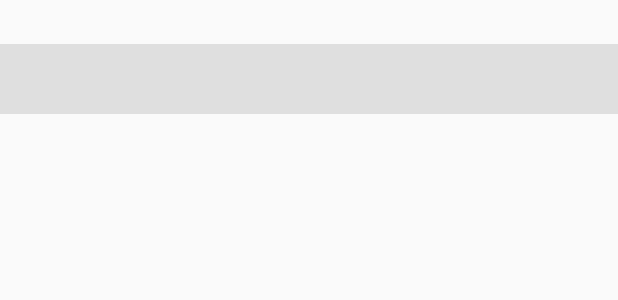
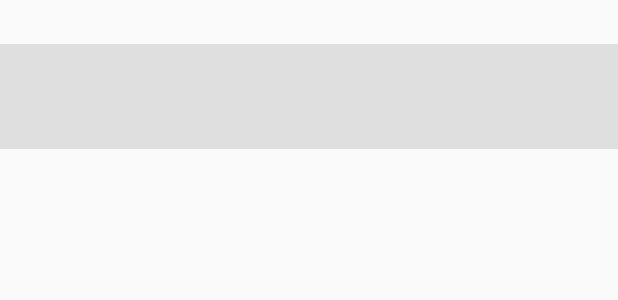
Before and after one commit to ecaft/Android-Project-Showcase, an Android app: the layout contacts_view.xml on its own in the app's theme, with its tools: preview values and no code run, on a phone screen of 412 x 824 dp. Shown: the top 300 px of the screen. Run offline under Robolectric (Android 15) with nearby library versions, the phone set to English and light mode, and no system bars.

Commit message:
added title

```diff
--- a/app/src/main/res/layout/contacts_view.xml
+++ b/app/src/main/res/layout/contacts_view.xml
@@ -26,6 +26,17 @@
         android:textSize="14sp" />
 
     <TextView
+        android:id="@+id/contact_title"
+        android:layout_width="match_parent"
+        android:layout_height="wrap_content"
+        android:background="@color/background_gray"
+        android:paddingBottom="2dp"
+        android:paddingLeft="25dp"
+        android:paddingTop="2dp"
+        android:textColor="@color/tint"
+        android:textSize="14sp" />
+
+    <TextView
         android:id="@+id/contact_email"
         android:layout_width="match_parent"
         android:layout_height="wrap_content"
```
